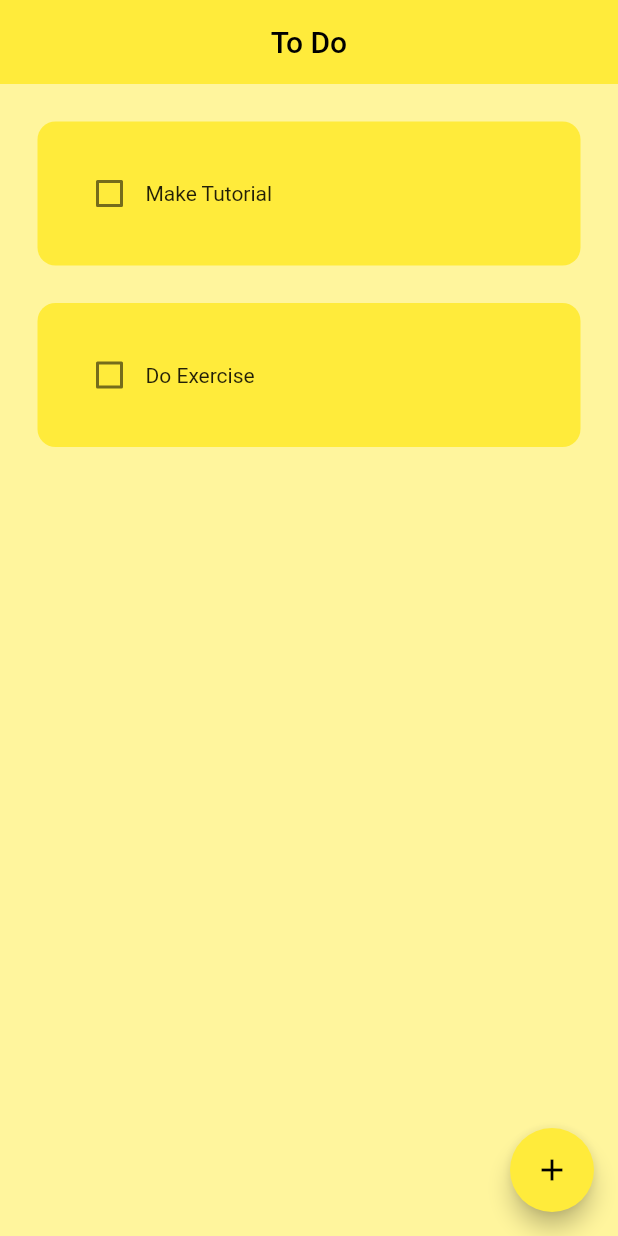
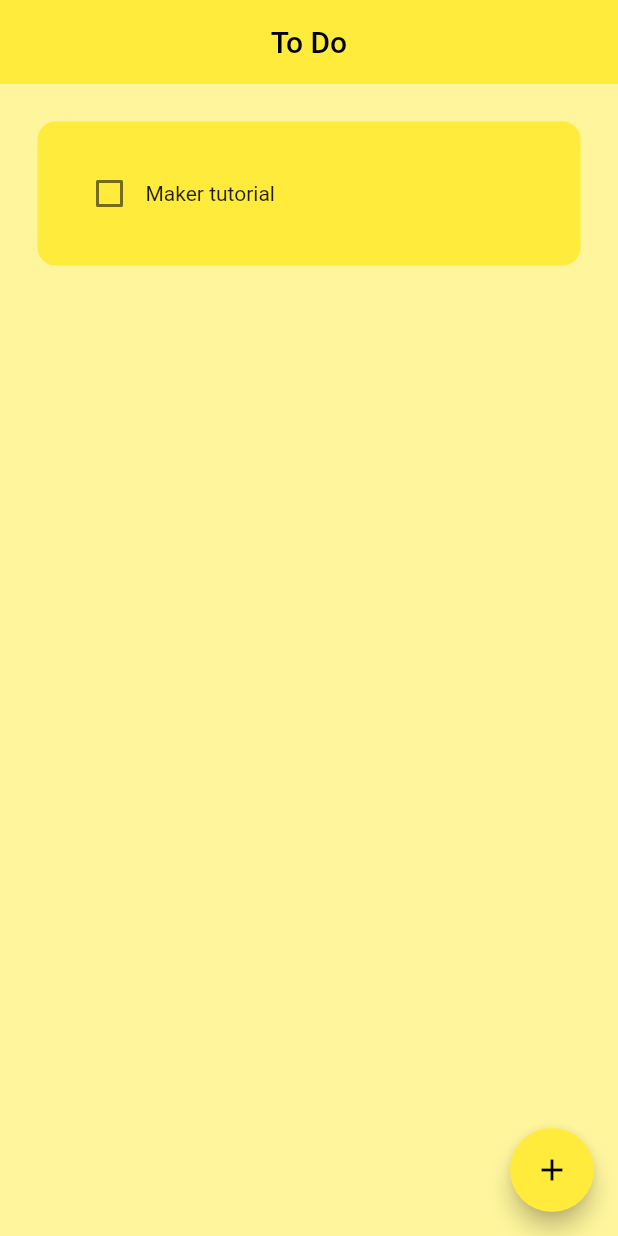
Before and after one commit to MarlonPassos/TodoApp, a Flutter app: the screen it shows after launch, on a phone screen of 412 x 824 dp. Run offline on Flutter 3.47's test engine with Material 2 defaults, Android fonts, the phone set to English and light mode, and no system bars; drawn by our look-alikes of flutter_slidable.

```diff
--- a/lib/pages/home_page.dart
+++ b/lib/pages/home_page.dart
@@ -1,4 +1,5 @@
 import 'package:flutter/material.dart';
+import 'package:todolist/models/todo_item.dart';
 import 'package:todolist/widgets/dialog_box.dart';
 import 'package:todolist/widgets/todo_tile.dart';
 
@@ -13,22 +14,30 @@ class _HomePageState extends State<HomePage> {
   final _controller = TextEditingController();
 
   // list of todo tasks
-  List toDoList = [
-    ['Make Tutorial', false],
-    ['Do Exercise', false],
+  List<TodoItem> toDoList = [
+    TodoItem(
+      title: 'Maker tutorial',
+      dateTime: DateTime.now(),
+      completed: false,
+    ),
   ];
 
   // checkbox was tapped
   void checkBoxChanged(bool? value, int index) {
     setState(() {
-      toDoList[index][1] = !toDoList[index][1];
+      toDoList[index].completed = !toDoList[index].completed;
     });
   }
 
   // save new task
   void saveNewTask() {
     setState(() {
-      toDoList.add([_controller.text, false]);
+      TodoItem todoItem = TodoItem(
+        title: _controller.text,
+        dateTime: DateTime.now(),
+        completed: false,
+      );
+      toDoList.add(todoItem);
       _controller.clear();
     });
     Navigator.of(context).pop();
@@ -73,8 +82,8 @@ class _HomePageState extends State<HomePage> {
         itemCount: toDoList.length,
         itemBuilder: (context, index) {
           return TodoTile(
-            taskName: toDoList[index][0],
-            taskComplete: toDoList[index][1],
+            taskName: toDoList[index].title,
+            taskComplete: toDoList[index].completed,
             onChanged: (value) => checkBoxChanged(value, index),
             deleteFunction: (context) => deleteTask(index),
           );
```
